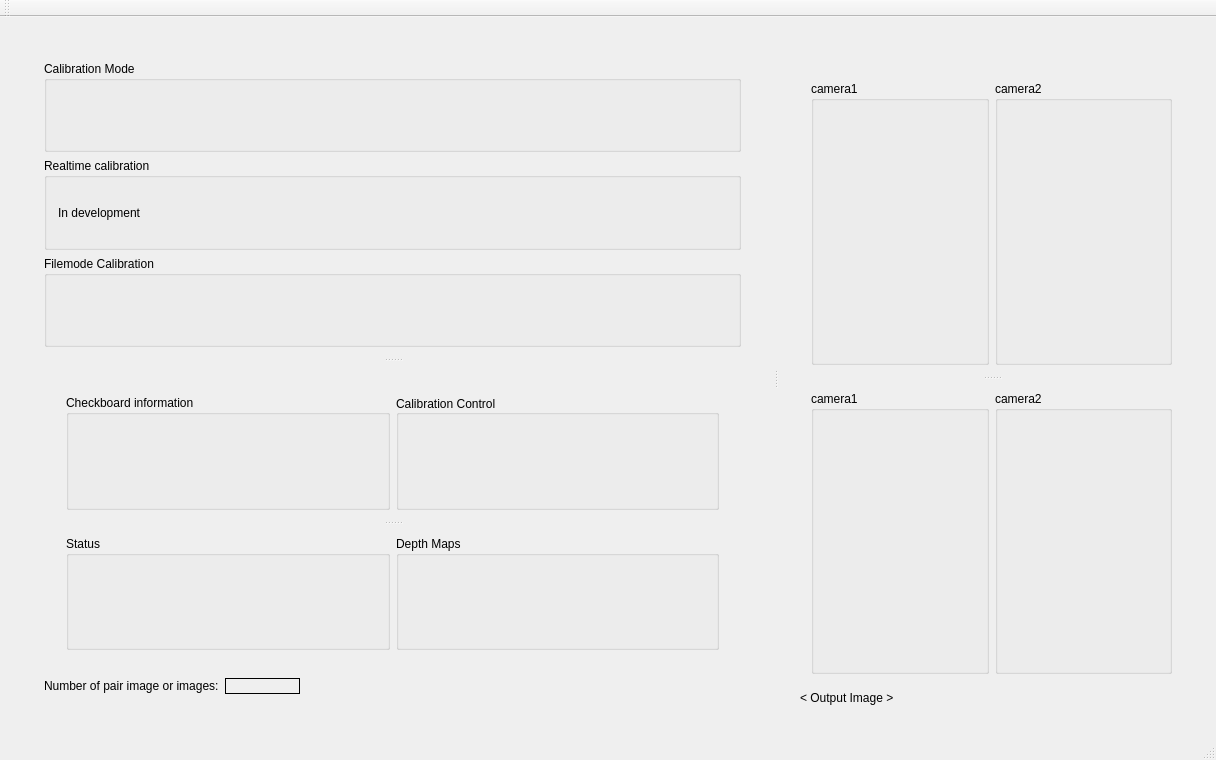
Qt form mainApp/mainwindow.ui (oAlexandro/cvStereoPair) before a commit.
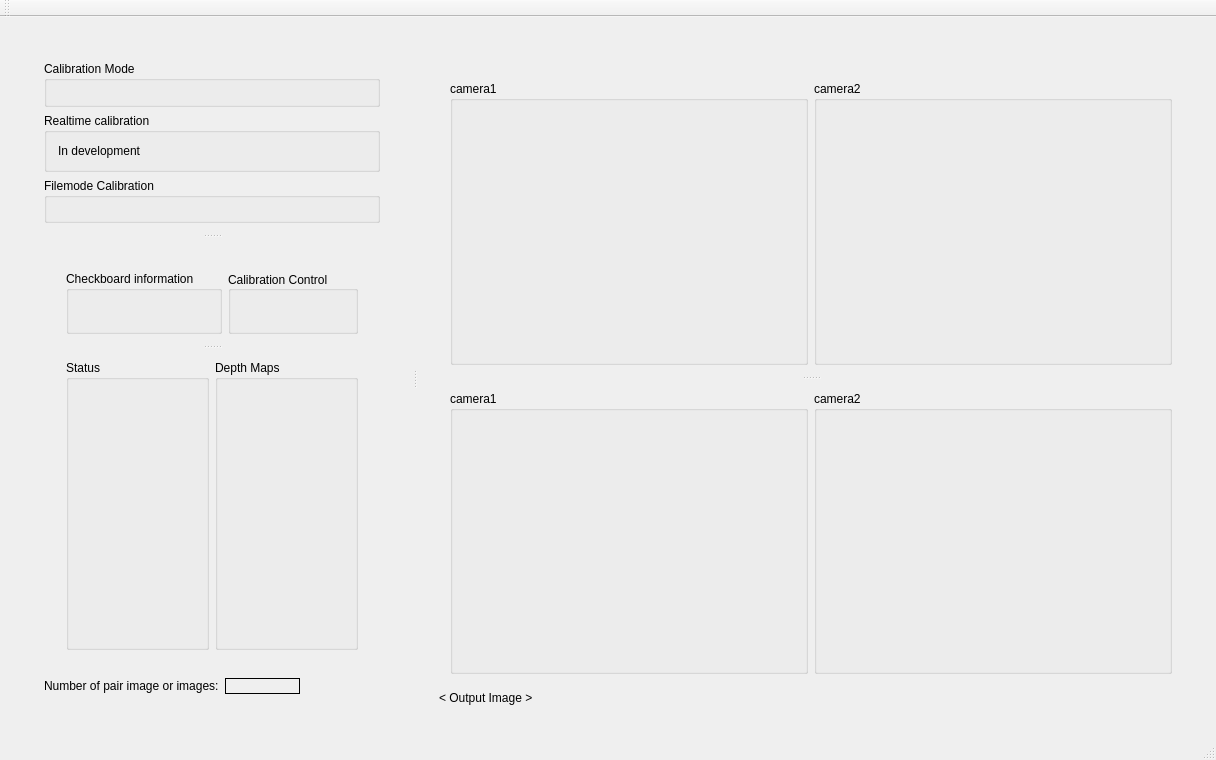
The same form after that commit.

Diff of the .ui file:
```diff
--- a/mainApp/mainwindow.ui
+++ b/mainApp/mainwindow.ui
@@ -84,6 +84,12 @@
                  <layout class="QVBoxLayout" name="verticalLayout_4">
                   <item>
                    <widget class="QSplitter" name="splitter_3">
+                    <property name="minimumSize">
+                     <size>
+                      <width>0</width>
+                      <height>400</height>
+                     </size>
+                    </property>
                     <property name="orientation">
                      <enum>Qt::Vertical</enum>
                     </property>
@@ -129,10 +135,21 @@
                         <property name="title">
                          <string>Status</string>
                         </property>
+                        <layout class="QVBoxLayout" name="verticalLayout_15">
+                         <item>
+                          <layout class="QVBoxLayout" name="layout_status"/>
+                         </item>
+                        </layout>
                        </widget>
                       </item>
                       <item>
                        <widget class="QGroupBox" name="gb_depthMaps">
+                        <property name="minimumSize">
+                         <size>
+                          <width>0</width>
+                          <height>225</height>
+                         </size>
+                        </property>
                         <property name="title">
                          <string>Depth Maps</string>
                         </property>
@@ -216,6 +233,12 @@
            </item>
            <item>
             <widget class="QSplitter" name="splitter_4">
+             <property name="minimumSize">
+              <size>
+               <width>740</width>
+               <height>0</height>
+              </size>
+             </property>
              <property name="orientation">
               <enum>Qt::Vertical</enum>
              </property>
```
Left out of the diff: 5 changed lines with no effect on the pictures.
